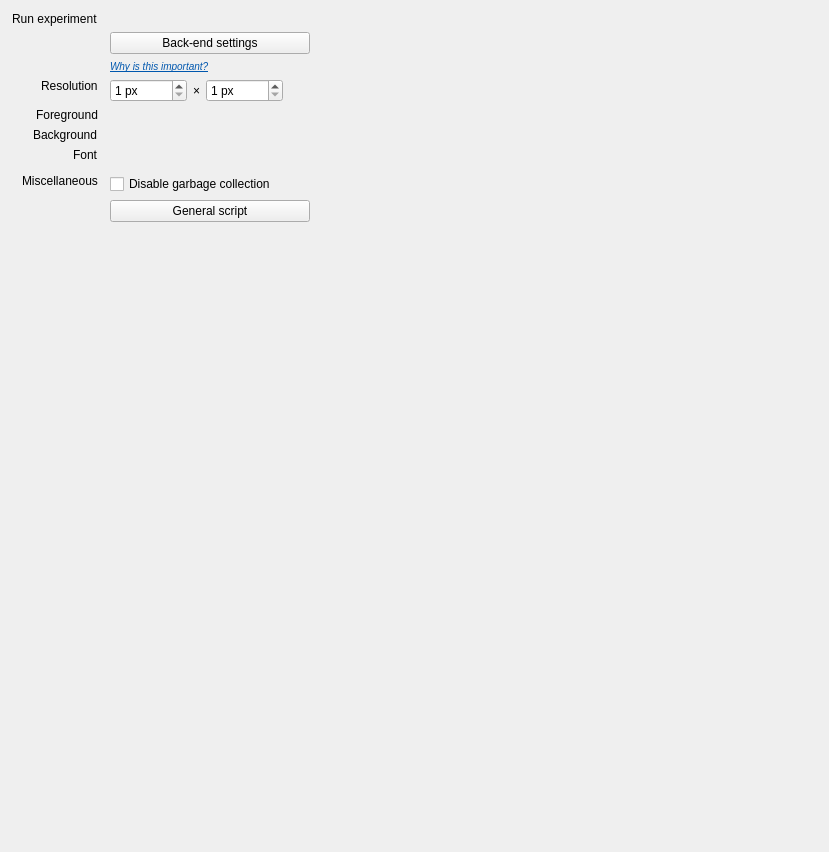
Qt form libqtopensesame/resources/ui/widgets/general_properties.ui (open-cogsci/OpenSesame) before a commit.
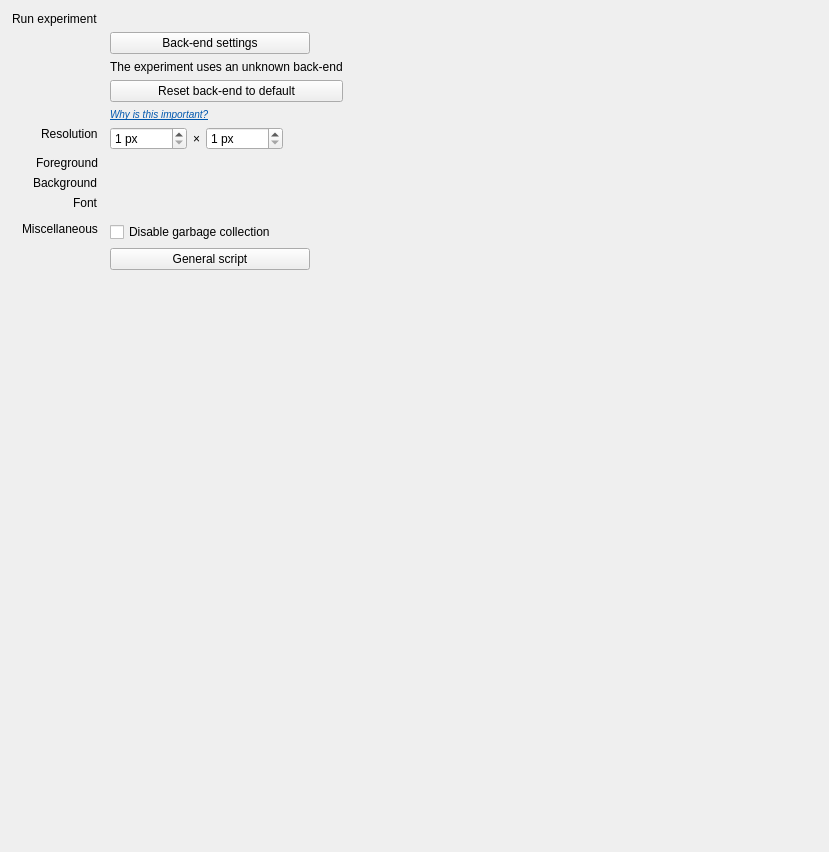
The same form after that commit. Icons and pictures are not drawn. Custom widgets are drawn as their Qt base class.

Commit message: General properties: add reset-backend button

Diff of the .ui file:
```diff
--- a/libqtopensesame/resources/ui/widgets/general_properties.ui
+++ b/libqtopensesame/resources/ui/widgets/general_properties.ui
@@ -101,7 +101,7 @@
         </property>
        </widget>
       </item>
-      <item row="2" column="1">
+      <item row="3" column="1">
        <widget class="QLabel" name="label_backend_2">
         <property name="text">
          <string>&lt;html&gt;&lt;head/&gt;&lt;body&gt;&lt;p&gt;&lt;a href=&quot;http://osdoc.cogsci.nl/manual/backends/&quot;&gt;&lt;span style=&quot;font-size:small;font-style:italic; text-decoration: underline; color:#0057ae;&quot;&gt;Why is this important?&lt;/span&gt;&lt;/a&gt;&lt;/p&gt;&lt;/body&gt;&lt;/html&gt;</string>
@@ -111,7 +111,7 @@
         </property>
        </widget>
       </item>
-      <item row="3" column="0">
+      <item row="4" column="0">
        <widget class="QLabel" name="label_resolution">
         <property name="text">
          <string>Resolution</string>
@@ -121,7 +121,7 @@
         </property>
        </widget>
       </item>
-      <item row="3" column="1">
+      <item row="4" column="1">
        <widget class="QFrame" name="frame_resolution">
         <property name="sizePolicy">
          <sizepolicy hsizetype="Fixed" vsizetype="Preferred">
@@ -187,14 +187,14 @@
         </layout>
        </widget>
       </item>
-      <item row="4" column="0">
+      <item row="5" column="0">
        <widget class="QLabel" name="label_foreground">
         <property name="text">
          <string>Foreground</string>
         </property>
        </widget>
       </item>
-      <item row="4" column="1">
+      <item row="5" column="1">
        <widget class="color_edit" name="edit_foreground" native="true">
         <property name="sizePolicy">
          <sizepolicy hsizetype="Fixed" vsizetype="Preferred">
@@ -210,14 +210,14 @@
         </property>
        </widget>
       </item>
-      <item row="5" column="0">
+      <item row="6" column="0">
        <widget class="QLabel" name="label_background">
         <property name="text">
          <string>Background</string>
         </property>
        </widget>
       </item>
-      <item row="5" column="1">
+      <item row="6" column="1">
        <widget class="color_edit" name="edit_background" native="true">
         <property name="sizePolicy">
          <sizepolicy hsizetype="Fixed" vsizetype="Preferred">
@@ -233,7 +233,7 @@
         </property>
        </widget>
       </item>
-      <item row="6" column="0">
+      <item row="7" column="0">
        <widget class="QLabel" name="label_font">
         <property name="text">
          <string>Font</string>
@@ -243,10 +243,10 @@
         </property>
        </widget>
       </item>
-      <item row="6" column="1">
-       <widget class="font_widget" name="widget_font" native="true"/>
-      </item>
       <item row="7" column="1">
+       <widget class="font_widget" name="widget_font" native="true"/>
+      </item>
+      <item row="8" column="1">
        <widget class="QFrame" name="frame_colors">
         <property name="sizePolicy">
          <sizepolicy hsizetype="Fixed" vsizetype="Preferred">
@@ -273,7 +273,7 @@
         </layout>
        </widget>
       </item>
-      <item row="8" column="0">
+      <item row="9" column="0">
        <widget class="QLabel" name="label_miscellaneous">
         <property name="text">
          <string>Miscellaneous</string>
@@ -286,14 +286,14 @@
         </property>
        </widget>
       </item>
-      <item row="8" column="1">
+      <item row="9" column="1">
        <widget class="QCheckBox" name="checkbox_disable_garbage_collection">
         <property name="text">
          <string>Disable garbage collection</string>
         </property>
        </widget>
       </item>
-      <item row="9" column="1">
+      <item row="10" column="1">
        <widget class="QPushButton" name="button_script_editor">
         <property name="sizePolicy">
          <sizepolicy hsizetype="Fixed" vsizetype="Fixed">
@@ -349,9 +349,9 @@
         </layout>
        </widget>
       </item>
-      <item row="0" column="1">
-       <widget class="QWidget" name="widget_backend_list" native="true">
-        <layout class="QVBoxLayout" name="layout_backend_list">
+      <item row="2" column="1">
+       <widget class="QWidget" name="widget_reset_backend" native="true">
+        <layout class="QVBoxLayout" name="verticalLayout">
          <property name="leftMargin">
           <number>0</number>
          </property>
@@ -364,6 +364,23 @@
          <property name="bottomMargin">
           <number>0</number>
          </property>
+         <item>
+          <widget class="QLabel" name="label">
+           <property name="text">
+            <string>The experiment uses an unknown back-end</string>
+           </property>
+          </widget>
+         </item>
+         <item>
+          <widget class="QPushButton" name="button_reset_backend">
+           <property name="text">
+            <string>Reset back-end to default</string>
+           </property>
+           <property name="icon">
+            <iconset theme="edit-clear"/>
+           </property>
+          </widget>
+         </item>
         </layout>
        </widget>
       </item>
```
Left out of the diff: 20 changed lines with no effect on the pictures. The commit also changes 1 other file.
